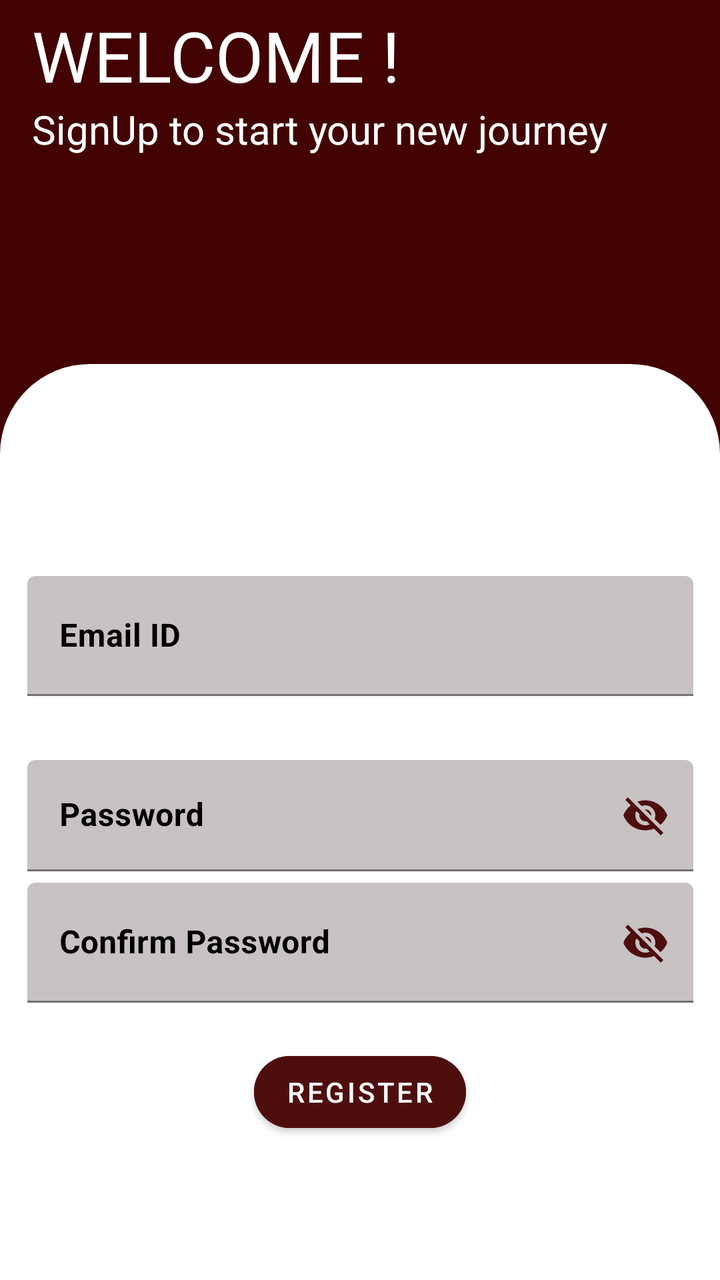
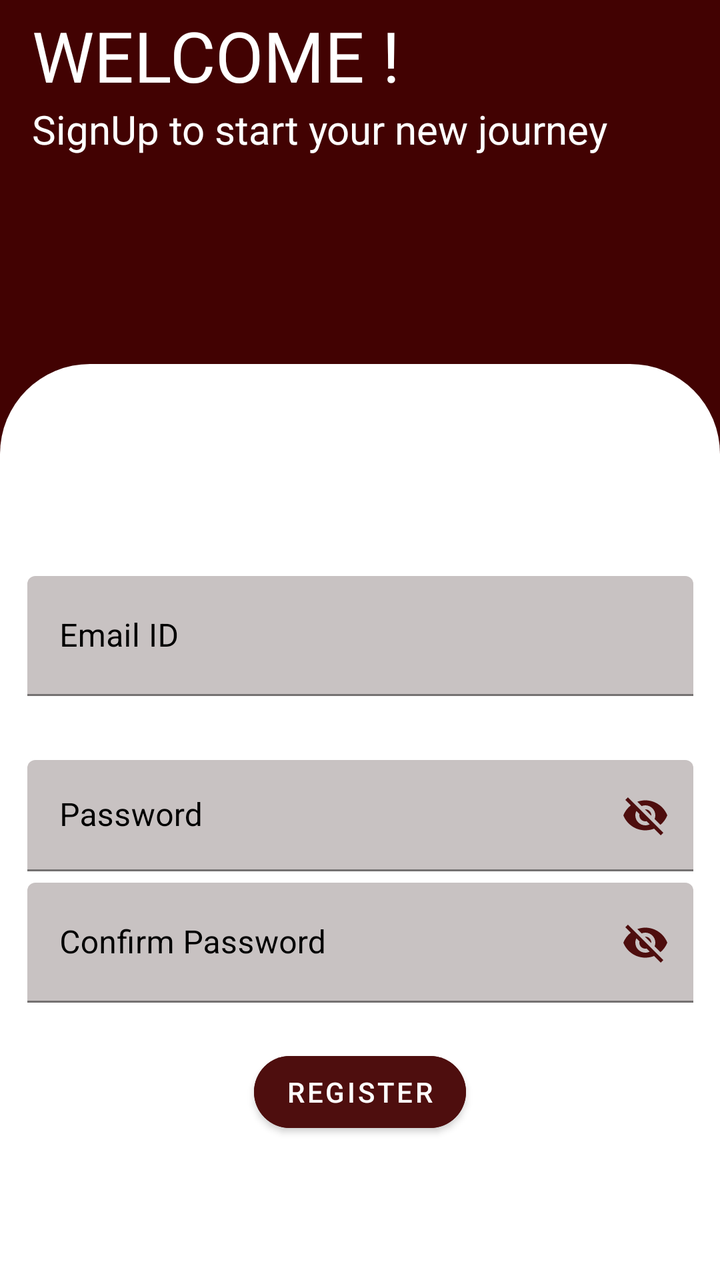

An Android layout rendered at two revisions. The XML below is the earlier revision; the diff shows what the commit changed to produce the second picture.
<!-- AndroidManifest.xml: application theme Theme.MyApp -->
<!-- res/layout/activity_signup.xml -->
<?xml version="1.0" encoding="utf-8"?>
<RelativeLayout xmlns:android="http://schemas.android.com/apk/res/android"
    xmlns:app="http://schemas.android.com/apk/res-auto"
    xmlns:tools="http://schemas.android.com/tools"
    android:id="@+id/registerPass"
    android:layout_width="match_parent"
    android:layout_height="match_parent"
    android:background="#420202"
    tools:context=".SignupActivity">

    <androidx.constraintlayout.widget.ConstraintLayout
        android:layout_width="match_parent"
        android:layout_height="match_parent"
        android:backgroundTint="#500505">


        <TextView
            android:id="@+id/textView2"
            android:layout_width="wrap_content"
            android:layout_height="wrap_content"
            android:layout_marginStart="16dp"
            android:layout_marginTop="49dp"
            android:layout_marginBottom="237dp"
            android:fontFamily="@font/livvic"
            android:text="WELCOME !"
            android:textColor="#ffffff"
            android:textIsSelectable="false"
            android:textSize="35dp"
            app:layout_constraintBottom_toTopOf="@+id/textInputLayout"
            app:layout_constraintStart_toStartOf="parent"
            app:layout_constraintTop_toTopOf="parent" />

        <TextView
            android:id="@+id/textView"
            android:layout_width="wrap_content"
            android:layout_height="wrap_content"
            android:layout_marginBottom="104dp"
            android:text="SignUp to start your new journey"
            android:textColor="#ffffff"
            android:textSize="20dp"
            app:layout_constraintBottom_toTopOf="@+id/imageView3"
            app:layout_constraintStart_toStartOf="@+id/textView2"
            app:layout_constraintTop_toBottomOf="@+id/textView2"
            tools:ignore="MissingConstraints" />

        <ImageView
            android:id="@+id/imageView3"
            android:layout_width="0dp"
            android:layout_height="0dp"

            app:layout_constraintBottom_toBottomOf="parent"
            app:layout_constraintEnd_toEndOf="parent"
            app:layout_constraintStart_toStartOf="parent"
            app:layout_constraintTop_toBottomOf="@+id/textView"
            app:srcCompat="@drawable/login_background" />

        <com.google.android.material.textfield.TextInputLayout
            android:id="@+id/textInputLayout"
            android:layout_width="333dp"
            android:layout_height="60dp"
            android:layout_marginStart="18dp"
            android:layout_marginEnd="18dp"

            android:layout_marginBottom="337dp"
            android:textColorHint="@color/black"
            app:boxBackgroundColor="#C8C2C2"
            app:boxStrokeColor="#070707"
            app:endIconTint="#050505"
            app:hintTextColor="#040404"
            app:layout_constraintBottom_toBottomOf="parent"
            app:layout_constraintEnd_toEndOf="parent"
            app:layout_constraintStart_toStartOf="parent"
            app:layout_constraintTop_toBottomOf="@+id/textView2"
            app:passwordToggleEnabled="false"
            app:passwordToggleTintMode="multiply">

            <com.google.android.material.textfield.TextInputEditText
                android:id="@+id/registerEmail"
                android:layout_width="match_parent"
                android:layout_height="match_parent"
                android:hint="Email ID"
                android:textColor="@color/black"
                android:textStyle="bold" />

        </com.google.android.material.textfield.TextInputLayout>

        <com.google.android.material.textfield.TextInputLayout
            android:id="@+id/textInputLayout3"
            android:layout_width="333dp"
            android:layout_height="60dp"
            android:layout_marginTop="30dp"
            android:foregroundGravity="center"
            android:gravity="center"

            android:textColorHint="@color/black"
            app:boxBackgroundColor="#C8C2C2"
            app:boxStrokeColor="#070707"
            app:endIconTint="#0E0D0D"
            app:hintTextColor="#040404"
            app:layout_constraintEnd_toEndOf="@+id/imageView3"
            app:layout_constraintStart_toStartOf="parent"
            app:layout_constraintTop_toBottomOf="@+id/textInputLayout"
            app:passwordToggleEnabled="true"
            app:passwordToggleTint="#4E0E0E"
            app:passwordToggleTintMode="multiply">

            <com.google.android.material.textfield.TextInputEditText
                android:id="@+id/registrationPass"
                android:layout_width="match_parent"
                android:layout_height="wrap_content"
                android:hint="Password"
                android:textColor="@color/black"
                android:textStyle="bold" />
        </com.google.android.material.textfield.TextInputLayout>

        <com.google.android.material.textfield.TextInputLayout
            android:id="@+id/textInputLayout4"
            android:layout_width="333dp"

            android:layout_height="60dp"
            android:layout_marginBottom="135dp"
            android:foregroundGravity="center"
            android:gravity="center"
            android:textColorHint="@color/black"
            app:boxBackgroundColor="#C8C2C2"
            app:boxStrokeColor="#070707"
            app:endIconTint="#070707"
            app:hintTextColor="#040404"
            app:layout_constraintBottom_toBottomOf="parent"
            app:layout_constraintEnd_toEndOf="parent"
            app:layout_constraintHorizontal_bias="0.5"
            app:layout_constraintStart_toStartOf="parent"
            app:layout_constraintTop_toBottomOf="@+id/textInputLayout3"
            app:passwordToggleEnabled="true"
            app:passwordToggleTint="#4E0E0E"
            app:passwordToggleTintMode="multiply">

            <com.google.android.material.textfield.TextInputEditText
                android:id="@+id/registerConPass"
                android:layout_width="match_parent"
                android:layout_height="match_parent"
                android:hint="Confirm Password"
                android:textColor="@color/black"
                android:textStyle="bold" />
        </com.google.android.material.textfield.TextInputLayout>

        <Button
            android:id="@+id/registrationButton"
            android:layout_width="wrap_content"
            android:layout_height="wrap_content"
            android:layout_marginBottom="70dp"
            android:backgroundTint="#4E0E0E"
            android:drawableTint="#9F9898"
            android:gravity="center"
            android:text="Register"
            android:textColor="#ffffff"
            app:cornerRadius="30dp"
            app:iconTint="#A59F9F"
            app:layout_constraintBottom_toBottomOf="parent"
            app:layout_constraintEnd_toEndOf="parent"
            app:layout_constraintStart_toStartOf="parent" />


    </androidx.constraintlayout.widget.ConstraintLayout>


</RelativeLayout>
<!-- resources referenced by this layout -->
<resources>
  <color name="black">#FF000000</color>
  <!-- drawable login_background (drawable) -->
  <?xml version="1.0" encoding="utf-8"?>
  <shape xmlns:android="http://schemas.android.com/apk/res/android">
      <solid android:color="#ffffff"/>
      <corners
          android:topLeftRadius="45dp"
          android:topRightRadius="45dp"
          android:bottomRightRadius="0dp"
          android:bottomLeftRadius="0dp"/>
  </shape>
  <style name="Theme.MyApp" parent="Theme.MaterialComponents.DayNight.NoActionBar">
          
          <item name="colorPrimary">@color/purple_500</item>
          <item name="colorPrimaryVariant">@color/purple_700</item>
          <item name="colorOnPrimary">@color/white</item>
          
          <item name="colorSecondary">@color/teal_200</item>
          <item name="colorSecondaryVariant">@color/teal_700</item>
          <item name="colorOnSecondary">@color/black</item>
          
          <item name="android:statusBarColor" tools:targetApi="l">?attr/colorPrimaryVariant</item>
          
      </style>
  <color name="purple_500">#FF6200EE</color>
  <color name="purple_700">#FF3700B3</color>
  <color name="white">#FFFFFFFF</color>
  <color name="teal_200">#FF03DAC5</color>
  <color name="teal_700">#FF018786</color>
</resources>

<!-- the commit's change to res/layout/activity_signup.xml (unified diff, before → after) -->
@@ -79,8 +79,7 @@
                 android:layout_width="match_parent"
                 android:layout_height="match_parent"
                 android:hint="Email ID"
-                android:textColor="@color/black"
-                android:textStyle="bold" />
+                android:textColor="@color/black" />
 
         </com.google.android.material.textfield.TextInputLayout>
 
@@ -109,8 +108,7 @@
                 android:layout_width="match_parent"
                 android:layout_height="wrap_content"
                 android:hint="Password"
-                android:textColor="@color/black"
-                android:textStyle="bold" />
+                android:textColor="@color/black" />
         </com.google.android.material.textfield.TextInputLayout>
 
         <com.google.android.material.textfield.TextInputLayout
@@ -140,8 +138,7 @@
                 android:layout_width="match_parent"
                 android:layout_height="match_parent"
                 android:hint="Confirm Password"
-                android:textColor="@color/black"
-                android:textStyle="bold" />
+                android:textColor="@color/black" />
         </com.google.android.material.textfield.TextInputLayout>
 
         <Button
